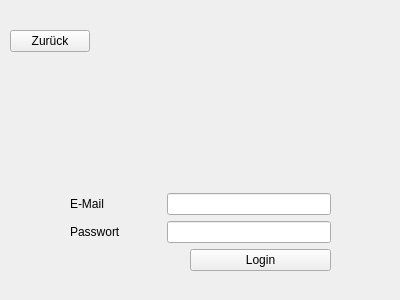
Before: the Qt Designer form KTDVS/KTDVS/View_Einloggen.ui in SimonRuttmann/ClassReunionSoftware, drawn with Qt 5.
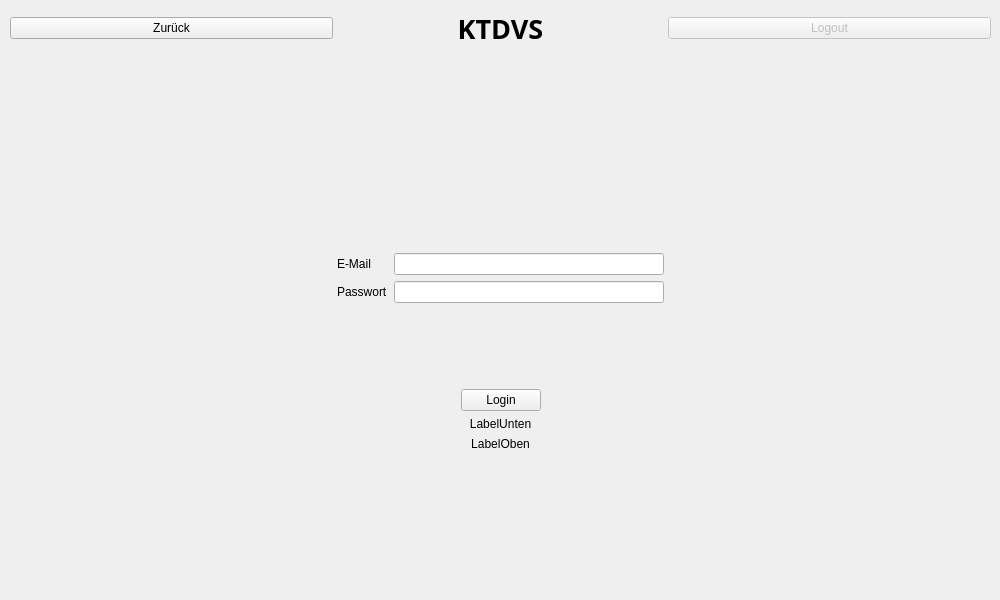
After: the same form once the commit is applied.

The edit to the form file:
```diff
--- a/KTDVS/KTDVS/View_Einloggen.ui
+++ b/KTDVS/KTDVS/View_Einloggen.ui
@@ -6,40 +6,165 @@
    <rect>
     <x>0</x>
     <y>0</y>
-    <width>400</width>
-    <height>300</height>
+    <width>1000</width>
+    <height>600</height>
    </rect>
   </property>
+  <property name="minimumSize">
+   <size>
+    <width>1000</width>
+    <height>600</height>
+   </size>
+  </property>
+  <property name="maximumSize">
+   <size>
+    <width>1000</width>
+    <height>600</height>
+   </size>
+  </property>
   <property name="windowTitle">
    <string>Form</string>
   </property>
-  <widget class="QWidget" name="verticalLayoutWidget">
+  <widget class="QWidget" name="">
    <property name="geometry">
     <rect>
-     <x>70</x>
-     <y>70</y>
-     <width>261</width>
-     <height>201</height>
+     <x>10</x>
+     <y>10</y>
+     <width>981</width>
+     <height>581</height>
     </rect>
    </property>
+   <layout class="QVBoxLayout" name="verticalLayout_7">
+    <item>
+     <layout class="QVBoxLayout" name="verticalLayout_6">
+      <item>
    <layout class="QVBoxLayout" name="verticalLayout">
     <item>
-     <layout class="QVBoxLayout" name="verticalLayout_5">
+         <layout class="QHBoxLayout" name="horizontalLayout_4">
       <item>
-       <widget class="QLabel" name="LabelOben">
+           <layout class="QVBoxLayout" name="verticalLayout_2">
+            <item>
+             <layout class="QHBoxLayout" name="horizontalLayout_2">
+              <item>
+               <widget class="QPushButton" name="zurueck">
         <property name="text">
-         <string>&lt;html&gt;&lt;head/&gt;&lt;body&gt;&lt;p align=&quot;center&quot;&gt;&lt;br/&gt;&lt;/p&gt;&lt;/body&gt;&lt;/html&gt;</string>
+                 <string>Zurück</string>
         </property>
        </widget>
       </item>
       <item>
-       <widget class="QLabel" name="LabelUnten">
+               <widget class="QLabel" name="KTDVS_2">
+                <property name="font">
+                 <font>
+                  <family>Arial Black</family>
+                  <pointsize>20</pointsize>
+                  <weight>75</weight>
+                  <bold>true</bold>
+                 </font>
+                </property>
         <property name="text">
-         <string>&lt;html&gt;&lt;head/&gt;&lt;body&gt;&lt;p align=&quot;center&quot;&gt;&lt;br/&gt;&lt;/p&gt;&lt;/body&gt;&lt;/html&gt;</string>
-        </property>
-       </widget>
-      </item>
-     </layout>
+                 <string>KTDVS</string>
+                </property>
+                <property name="alignment">
+                 <set>Qt::AlignCenter</set>
+                </property>
+               </widget>
+              </item>
+              <item>
+               <widget class="QPushButton" name="logout_2">
+                <property name="enabled">
+                 <bool>false</bool>
+                </property>
+                <property name="text">
+                 <string>Logout</string>
+                </property>
+               </widget>
+              </item>
+             </layout>
+            </item>
+           </layout>
+          </item>
+         </layout>
+        </item>
+        <item>
+         <spacer name="verticalSpacer_5">
+          <property name="orientation">
+           <enum>Qt::Vertical</enum>
+          </property>
+          <property name="sizeHint" stdset="0">
+           <size>
+            <width>20</width>
+            <height>40</height>
+           </size>
+          </property>
+         </spacer>
+        </item>
+        <item>
+         <spacer name="verticalSpacer">
+          <property name="orientation">
+           <enum>Qt::Vertical</enum>
+          </property>
+          <property name="sizeHint" stdset="0">
+           <size>
+            <width>20</width>
+            <height>40</height>
+           </size>
+          </property>
+         </spacer>
+        </item>
+        <item>
+         <spacer name="verticalSpacer_4">
+          <property name="orientation">
+           <enum>Qt::Vertical</enum>
+          </property>
+          <property name="sizeHint" stdset="0">
+           <size>
+            <width>20</width>
+            <height>40</height>
+           </size>
+          </property>
+         </spacer>
+        </item>
+        <item>
+         <spacer name="verticalSpacer_7">
+          <property name="orientation">
+           <enum>Qt::Vertical</enum>
+          </property>
+          <property name="sizeHint" stdset="0">
+           <size>
+            <width>20</width>
+            <height>40</height>
+           </size>
+          </property>
+         </spacer>
+        </item>
+        <item>
+         <spacer name="verticalSpacer_8">
+          <property name="orientation">
+           <enum>Qt::Vertical</enum>
+          </property>
+          <property name="sizeHint" stdset="0">
+           <size>
+            <width>20</width>
+            <height>40</height>
+           </size>
+          </property>
+         </spacer>
+        </item>
+        <item>
+         <layout class="QHBoxLayout" name="horizontalLayout_3">
+          <item>
+           <spacer name="horizontalSpacer_3">
+            <property name="orientation">
+             <enum>Qt::Horizontal</enum>
+            </property>
+            <property name="sizeHint" stdset="0">
+             <size>
+              <width>40</width>
+              <height>20</height>
+             </size>
+            </property>
+           </spacer>
     </item>
     <item>
      <layout class="QHBoxLayout" name="horizontalLayout">
@@ -61,22 +186,6 @@
         </item>
        </layout>
       </item>
-      <item>
-       <spacer name="horizontalSpacer_2">
-        <property name="orientation">
-         <enum>Qt::Horizontal</enum>
-        </property>
-        <property name="sizeType">
-         <enum>QSizePolicy::Fixed</enum>
-        </property>
-        <property name="sizeHint" stdset="0">
-         <size>
-          <width>40</width>
-          <height>20</height>
-         </size>
-        </property>
-       </spacer>
-      </item>
       <item>
        <layout class="QVBoxLayout" name="verticalLayout_3">
         <item>
@@ -90,18 +199,60 @@
      </layout>
     </item>
     <item>
-     <layout class="QHBoxLayout" name="horizontalLayout_2">
-      <item>
        <spacer name="horizontalSpacer">
         <property name="orientation">
          <enum>Qt::Horizontal</enum>
         </property>
-        <property name="sizeType">
-         <enum>QSizePolicy::Fixed</enum>
-        </property>
+            <property name="sizeHint" stdset="0">
+             <size>
+              <width>40</width>
+              <height>20</height>
+             </size>
+            </property>
+           </spacer>
+          </item>
+         </layout>
+        </item>
+       </layout>
+      </item>
+      <item>
+       <spacer name="verticalSpacer_3">
+        <property name="orientation">
+         <enum>Qt::Vertical</enum>
+        </property>
         <property name="sizeHint" stdset="0">
          <size>
-          <width>120</width>
+          <width>20</width>
+          <height>40</height>
+         </size>
+        </property>
+       </spacer>
+      </item>
+      <item>
+       <spacer name="verticalSpacer_2">
+        <property name="orientation">
+         <enum>Qt::Vertical</enum>
+        </property>
+        <property name="sizeHint" stdset="0">
+         <size>
+          <width>20</width>
+          <height>40</height>
+         </size>
+        </property>
+       </spacer>
+      </item>
+      <item>
+       <layout class="QVBoxLayout" name="verticalLayout_5">
+        <item>
+         <layout class="QHBoxLayout" name="horizontalLayout_5">
+          <item>
+           <spacer name="horizontalSpacer_2">
+            <property name="orientation">
+             <enum>Qt::Horizontal</enum>
+            </property>
+            <property name="sizeHint" stdset="0">
+             <size>
+              <width>40</width>
           <height>20</height>
          </size>
         </property>
@@ -114,22 +265,59 @@
         </property>
        </widget>
       </item>
+          <item>
+           <spacer name="horizontalSpacer_4">
+            <property name="orientation">
+             <enum>Qt::Horizontal</enum>
+            </property>
+            <property name="sizeHint" stdset="0">
+             <size>
+              <width>40</width>
+              <height>20</height>
+             </size>
+            </property>
+           </spacer>
+          </item>
      </layout>
     </item>
    </layout>
-  </widget>
-  <widget class="QPushButton" name="zurueck">
-   <property name="geometry">
-    <rect>
-     <x>10</x>
-     <y>30</y>
-     <width>80</width>
-     <height>22</height>
-    </rect>
-   </property>
+      </item>
+     </layout>
+    </item>
+    <item>
+     <widget class="QLabel" name="LabelUnten">
+      <property name="text">
+       <string>LabelUnten</string>
+      </property>
+      <property name="alignment">
+       <set>Qt::AlignCenter</set>
+      </property>
+     </widget>
+    </item>
+    <item>
+     <widget class="QLabel" name="LabelOben">
    <property name="text">
-    <string>Zurück</string>
-   </property>
+       <string>LabelOben</string>
+      </property>
+      <property name="alignment">
+       <set>Qt::AlignCenter</set>
+      </property>
+     </widget>
+    </item>
+    <item>
+     <spacer name="verticalSpacer_6">
+      <property name="orientation">
+       <enum>Qt::Vertical</enum>
+      </property>
+      <property name="sizeHint" stdset="0">
+       <size>
+        <width>20</width>
+        <height>40</height>
+       </size>
+      </property>
+     </spacer>
+    </item>
+   </layout>
   </widget>
  </widget>
  <resources/>
```
Lines whose indentation alone changed are shown as unchanged.
